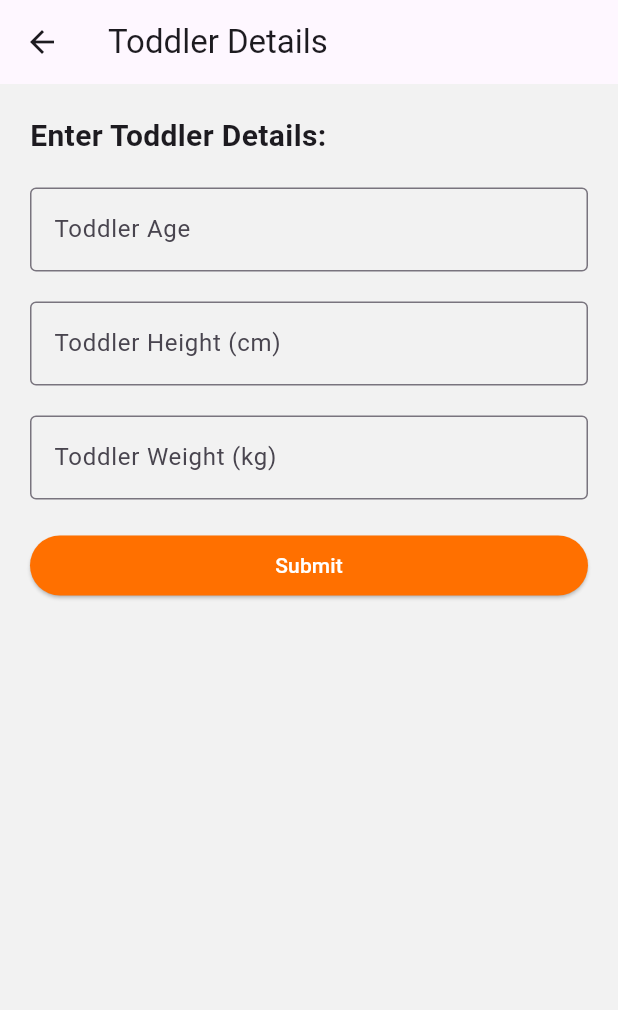
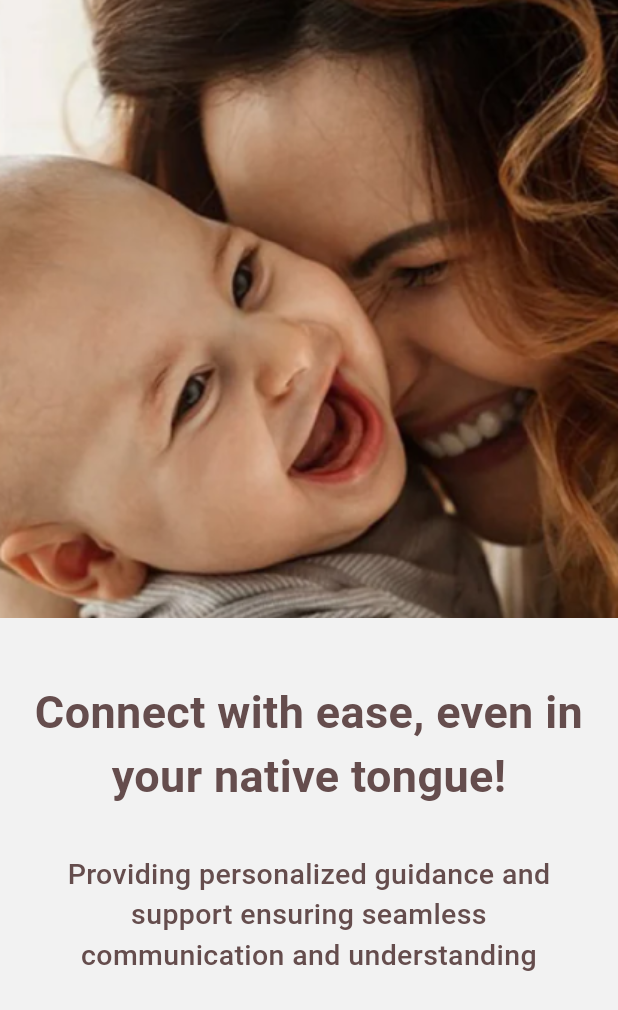
Before and after one commit to kaveenexe/toddler-research, a Flutter app: the screen it shows after launch, on a phone screen of 412 x 824 dp. Shown: the top 1010 px of the screen. Run offline on Flutter 3.47's test engine with Material 3 defaults, Android fonts, the phone set to English and light mode, and no system bars.

Commit message:
Onboarding One

```diff
--- a/lib/main.dart
+++ b/lib/main.dart
@@ -1,4 +1,5 @@
 import 'package:flutter/material.dart';
+import 'package:flutterapp/pages/Onboarding/onboarding_one.dart';
 import 'package:flutterapp/pages/chat_screen.dart';
 import 'package:flutterapp/pages/dangerscissor.dart';
 import 'package:flutterapp/pages/dangerknife.dart';
@@ -18,7 +19,7 @@ class MyApp extends StatelessWidget {
       debugShowCheckedModeBanner: false,
       title: 'Flutter Demo',
       theme: new ThemeData(scaffoldBackgroundColor: const Color(0xFFF2F2F2)),
-      home: const ToddlerDetailsInput(),
+      home: const OnboardingOne(),
     );
   }
 }
--- /dev/null
+++ b/lib/pages/Onboarding/onboarding_one.dart
@@ -0,0 +1,50 @@
+import 'package:flutter/material.dart';
+
+class OnboardingOne extends StatelessWidget {
+  const OnboardingOne({super.key});
+
+  @override
+  Widget build(BuildContext context) {
+    double screenwidth = MediaQuery.of(context).size.width;
+    double screenheight = MediaQuery.of(context).size.height;
+    return Scaffold(
+      body: Column(
+        children: [
+          Stack(
+            children: [
+              Image.asset(
+                "assets/OnboardingOne.png",
+                width: screenwidth,
+                height: screenheight / 2,
+                fit: BoxFit.cover,
+              ),
+            ],
+          ),
+          SizedBox(height: screenheight * 0.05,),
+          Padding(
+            padding: const EdgeInsets.only(left: 17, right: 17),
+            child: const Text("Connect with ease, even in your native tongue!",
+                textAlign: TextAlign.center,
+                style: TextStyle(
+                  fontSize: 30,
+                  fontWeight: FontWeight.w700,
+                  color: Color(0xFF654D4D)
+                )),
+          ),
+          const Padding(
+            padding: EdgeInsets.only(top: 30, left: 20, right: 20),
+            child: Text(
+              "Providing personalized guidance and support ensuring seamless communication and understanding",
+              textAlign: TextAlign.center,
+              style: TextStyle(
+                fontSize: 19,
+                fontWeight: FontWeight.w500,
+                  color: Color(0xFF654D4D)
+              ),
+            ),
+          ),
+        ],
+      ),
+    );
+  }
+}
```
Also changed, not shown: assets/OnboardingOne.png (added).
